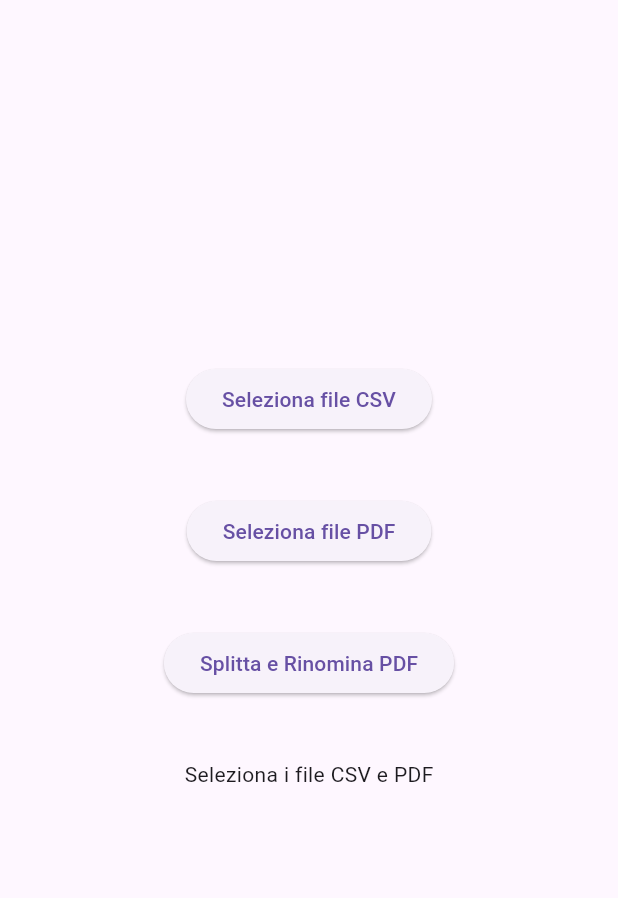
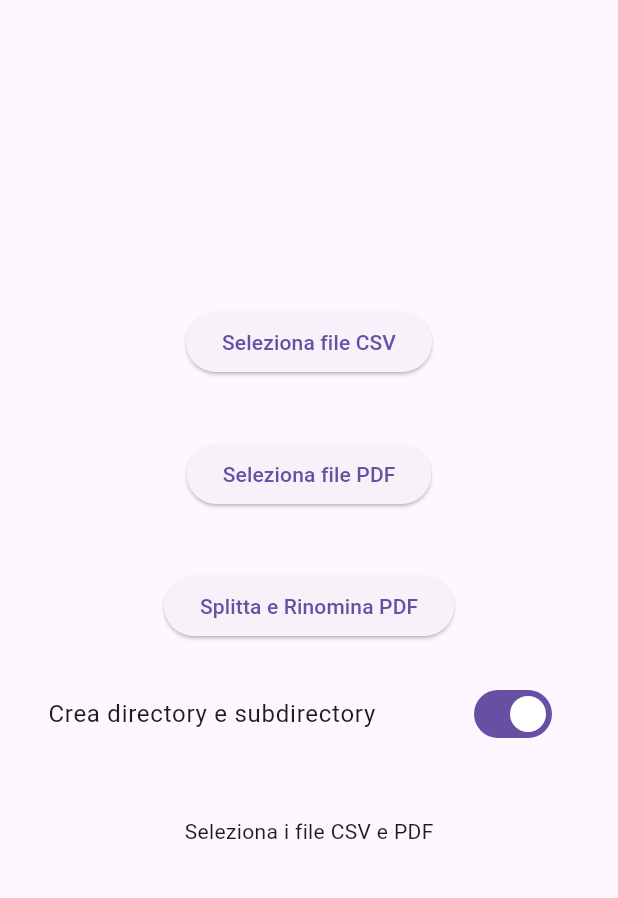
Before and after one commit to mtravascio/pdf_splitter, a Flutter app: the screen it shows after launch, after a tap on "Splitta e Rinomina PDF", on a phone screen of 412 x 824 dp, the part 84-982 px from its top. Run offline on Flutter 3.47's test engine with Material 3 defaults, Android fonts, the phone set to English and light mode, and no system bars; our stand-ins replace csv, file_picker, get, package_info_plus; missing offline and left inert: desktop_window, syncfusion_flutter_pdf.

Commit message:
inserito il flag di creazione o meno della dir e subdir in output

```diff
--- a/lib/main.dart
+++ b/lib/main.dart
@@ -19,7 +19,7 @@ void main() {
   WidgetsFlutterBinding.ensureInitialized();
   //DesktopWindow.setMinWindowSize(Size(300, 300)); // Imposta la dimensione minima della finestra
   //DesktopWindow.setMaxWindowSize(Size(800, 800)); // Imposta la dimensione massima della finestra
-  DesktopWindow.setWindowSize(Size(400, 500));
+  DesktopWindow.setWindowSize(Size(400, 600));
   //DesktopWindow.setBorders(false);
   runApp(MyApp());
 }
@@ -40,6 +40,7 @@ class PdfSplitterController extends GetxController {
   var _message = ''.obs;
   var appName = ''.obs;
   var version = ''.obs;
+  var createDirectories = true.obs;
 
   // Getter per ottenere il valore del messaggio
   String get message => _message.value;
@@ -285,20 +286,25 @@ class PdfSplitterController extends GetxController {
           String newDirPath = path.joinAll(
               [documentsPath, 'pdf_splitter', dirNames[i], subdirNames[i]]);
 
+          if (createDirectories.value) {
             // Crea la directory se non esiste
             Directory outputDir = Directory(newDirPath);
             if (!await outputDir.exists()) {
               await outputDir.create(recursive: true);
-            //message = 'Directory creata: $newDirPath';
               appDebug('Directory creata: $newDirPath');
             } else {
-            //message = 'La directory $newDirPath esiste già.';
               appDebug('La directory $newDirPath esiste già.');
+            }
+          } else {
+            appDebug(
+                'Creazione directory disabilitata. I file verranno salvati nella directory principale.');
+            newDirPath = path.join(documentsPath,
+                'pdf_splitter'); // Imposta la directory principale
           }
 
           // Crea un nome di file per ciascun PDF
           final outputFileName = '${fileNames[i]}.pdf';
-          final filePath = path.join(outputDir.path, outputFileName);
+          final filePath = path.join(newDirPath, outputFileName);
 
           // Salva ogni singola pagina come file PDF
           final file = File(filePath);
@@ -382,6 +388,14 @@ class PdfSplitter extends StatelessWidget {
                   child: Text('Splitta e Rinomina PDF'),
                 )),
             SizedBox(height: 20),
+            Obx(() => SwitchListTile(
+                  title: Text('Crea directory e subdirectory'),
+                  value: controller.createDirectories.value,
+                  onChanged: (bool value) {
+                    controller.createDirectories.value = value;
+                  },
+                )),
+            SizedBox(height: 20),
             Obx(() => controller.isProcessing.value
                 ? CircularProgressIndicator()
                 : Container()),
```
Lines whose indentation alone changed are shown as unchanged.
